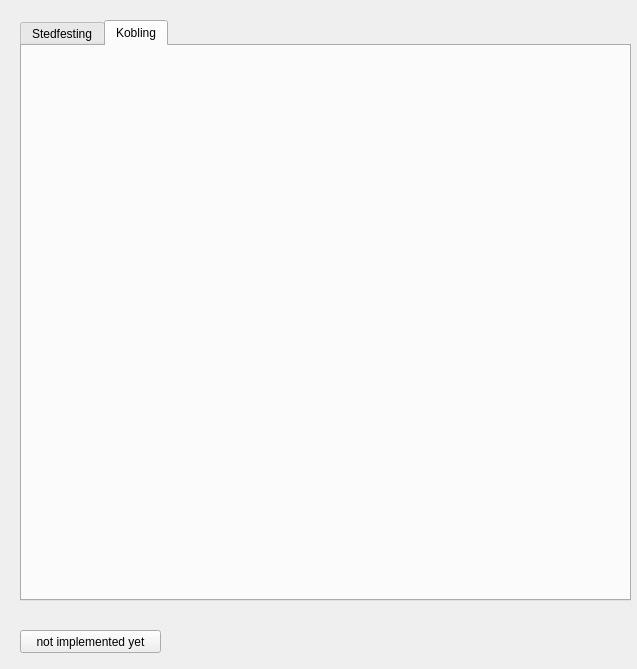
Old version of the form more_window.ui in the repository JACCCostring/NVDBPlugin.
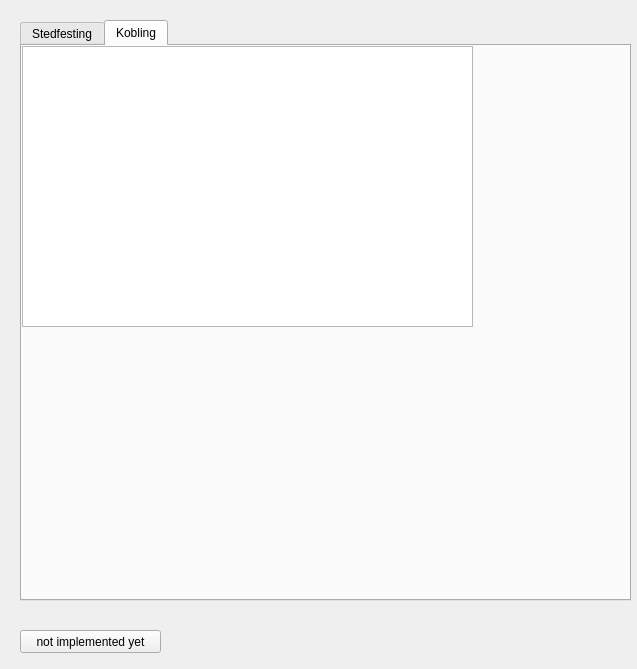
New version of the form.

What changed in the file:
```diff
--- a/more_window.ui
+++ b/more_window.ui
@@ -34,6 +34,22 @@
     <attribute name="title">
      <string>Kobling</string>
     </attribute>
+    <widget class="QTableWidget" name="table_relation_show">
+     <property name="geometry">
+      <rect>
+       <x>0</x>
+       <y>0</y>
+       <width>451</width>
+       <height>281</height>
+      </rect>
+     </property>
+     <property name="editTriggers">
+      <set>QAbstractItemView::NoEditTriggers</set>
+     </property>
+     <property name="selectionBehavior">
+      <enum>QAbstractItemView::SelectRows</enum>
+     </property>
+    </widget>
    </widget>
   </widget>
   <widget class="QPushButton" name="click_btn">
```
